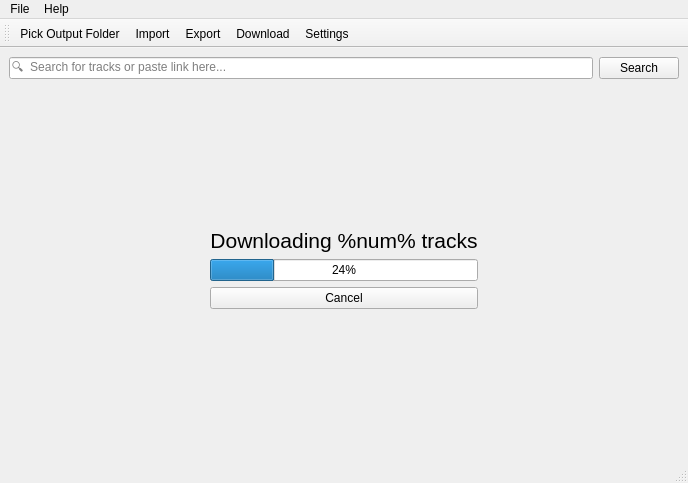
Old version of the form spotdl_gui/views/mainwindow.ui in the repository nozwock/spotdl_gui.
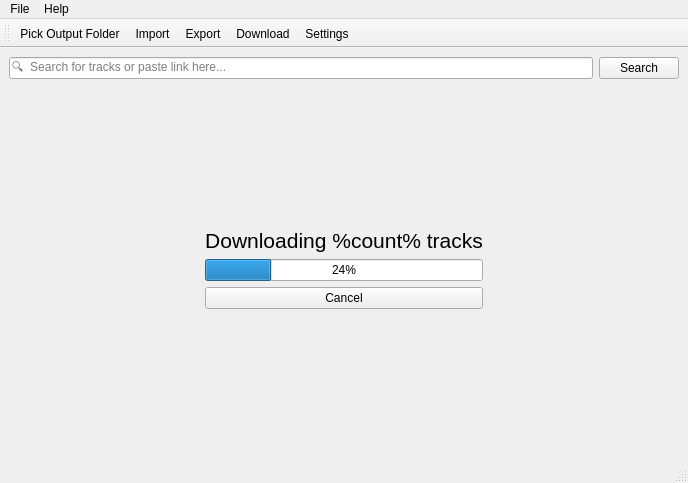
New version of the form. The open tabs and pages were chosen to show the change. Icons and pictures are not drawn.

Commit message: Add about dialog

What changed in the file:
```diff
--- a/spotdl_gui/views/mainwindow.ui
+++ b/spotdl_gui/views/mainwindow.ui
@@ -199,7 +199,7 @@
              </sizepolicy>
             </property>
             <property name="text">
-             <string>&lt;html&gt;&lt;head/&gt;&lt;body&gt;&lt;p&gt;&lt;span style=&quot; font-size:16pt;&quot;&gt;Downloading %num% tracks&lt;/span&gt;&lt;/p&gt;&lt;/body&gt;&lt;/html&gt;</string>
+             <string>&lt;html&gt;&lt;head/&gt;&lt;body&gt;&lt;p&gt;&lt;span style=&quot; font-size:16pt;&quot;&gt;Downloading %count% tracks&lt;/span&gt;&lt;/p&gt;&lt;/body&gt;&lt;/html&gt;</string>
             </property>
             <property name="alignment">
              <set>Qt::AlignCenter</set>
```
Left out of the diff: 4 changed lines with no effect on the pictures. The commit also changes 4 other files.
